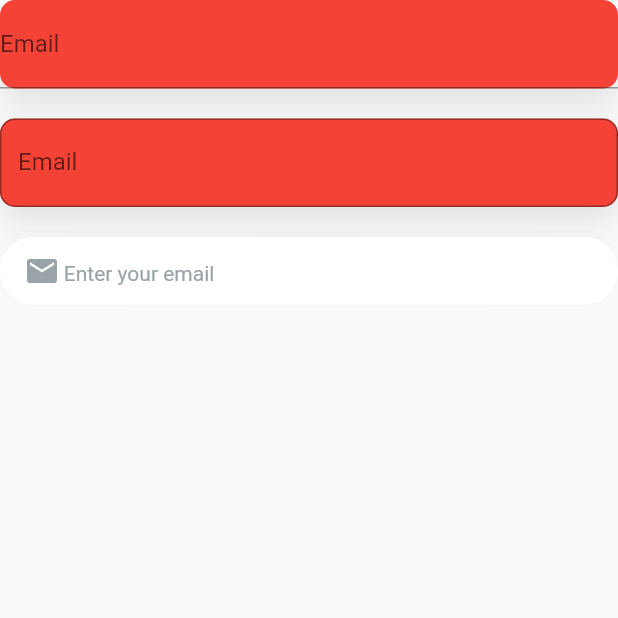
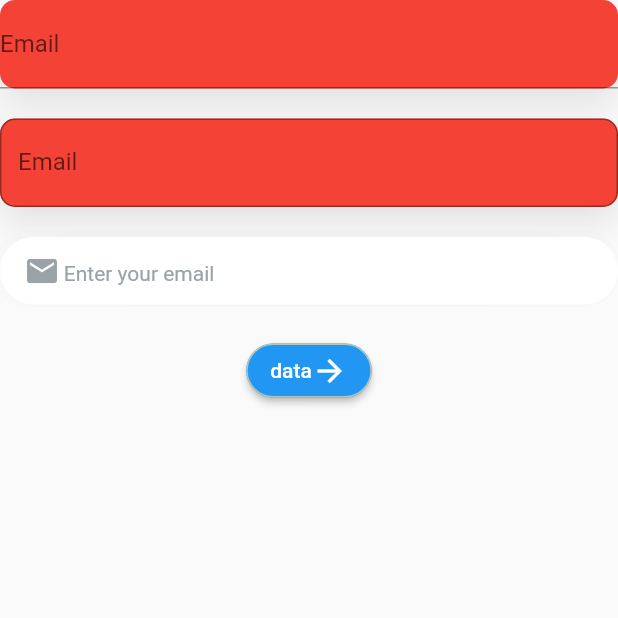
Before and after one commit to mmustafacelik/MessagingApp, a Flutter app: the screen it shows after launch, on a phone screen of 412 x 824 dp, the top half of it. Run offline on Flutter 3.47's test engine with Material 2 defaults, Android fonts, the phone set to English and light mode, and no system bars; Roboto replaces fonts that are missing (Raleway).

Commit message:
custom button create

```diff
--- a/messagingapp/lib/LoginPage/LoginPage.dart
+++ b/messagingapp/lib/LoginPage/LoginPage.dart
@@ -1,4 +1,6 @@
 import 'package:flutter/material.dart';
+import 'package:messagingapp/core/utils/custom_colors.dart';
+import 'package:messagingapp/widgets/custom_button/custom_button.dart';
 import 'package:messagingapp/widgets/custom_textformfield/custom_textformfield.dart';
 
 class LoginPage extends StatelessWidget {
@@ -67,6 +69,29 @@ class LoginPage extends StatelessWidget {
                 hintText: 'Enter your email',
                 prefixIcon: Icons.mail,
               ),
+              SizedBox(height: 20),
+              ElevatedButton(
+                style: ButtonStyle(
+                  shape: MaterialStateProperty.all<RoundedRectangleBorder>(
+                    RoundedRectangleBorder(
+                      borderRadius: BorderRadius.circular(18.0),
+                      side: BorderSide(color: CustomColors.colorB0C6BB),
+                    ),
+                  ),
+                ),
+                onPressed: () {},
+                child: Row(
+                  mainAxisSize: MainAxisSize.min,
+                  children: [
+                    Text(
+                      "data",
+                    ),
+                    Icon(
+                      Icons.arrow_forward,
+                    ),
+                  ],
+                ),
+              ),
             ],
           ),
         ),
--- a/messagingapp/lib/core/utils/custom_colors.dart
+++ b/messagingapp/lib/core/utils/custom_colors.dart
@@ -3,17 +3,18 @@ import 'package:flutter/material.dart';
 class CustomColors {
   static const Color color22242A = Color(0xFF22242A);
   static const Color colorF5F5F5 = Color(0xFFF5F5F5);
+  static const Color color84ADF5 = Color(0xFF84ADF5);
   static const Color colorFF006A = Color(0xFFFF006A);
-  static const Color color00DE90 = Color(0xFF00DE90);
+  static const Color color0EC4AE = Color(0xFF0EC4AE);
   static const Color colorD3D3D3 = Color(0xFFD3D3D3);
   static const Color colorAAABAE = Color(0xFFAAABAE);
   static const Color color717272 = Color(0xFF717272);
   static const Color color002060 = Color(0xFF002060);
   static const Color color282A31 = Color(0xFF282A31);
-  static const Color color00EF9B = Color(0xFF00EF9B);
+  static const Color colorB5A274 = Color(0xFFB5A274);
   static const Color color454F80 = Color(0xFF454F80);
   static const Color colorF3F7FB = Color(0xFFF3F7Fb);
-  static const Color color48DA8F = Color(0xFF48DA8F);
+  static const Color colorB0C6BB = Color(0xFFB0C6BB);
   static const Color color9A9899 = Color(0xFF9A9899);
   static const Color colorD0CFD3 = Color(0xFFD0CFD3);
   static const Color colorFAFAFA = Color(0xFFFAFAFA);
--- a/messagingapp/lib/widgets/custom_textformfield/custom_textformfield.dart
+++ b/messagingapp/lib/widgets/custom_textformfield/custom_textformfield.dart
@@ -61,14 +61,14 @@ class CustomTextFormField extends StatefulWidget {
     this.focusedBackgroundColor = Colors.white,
     this.focusedHintColor = CustomColors.color22242A,
     this.unFocusedHintColor = CustomColors.color9AA3A7,
-    this.focusedShadowColor = CustomColors.color00DE90,
+    this.focusedShadowColor = CustomColors.color84ADF5,
     this.unFocusedShadowColor = CustomColors.colorCDCCCF,
     this.unFocusedBorderColor = Colors.transparent,
     this.focusedBorderColor = Colors.transparent,
-    this.focusedTextColor = CustomColors.color00DE90,
+    this.focusedTextColor = CustomColors.color84ADF5,
     this.unFocusedTextColor = CustomColors.color22242A,
-    this.focusedSuffixColor = CustomColors.color00DE90,
-    this.focusedPrefixColor = CustomColors.color00DE90,
+    this.focusedSuffixColor = CustomColors.color84ADF5,
+    this.focusedPrefixColor = CustomColors.color84ADF5,
     this.unfocusedSuffixColor = CustomColors.color9AA3A7,
     this.unfocusedPrefixColor = CustomColors.color9AA3A7,
     this.borderWidth = 0,
--- a/messagingapp/pubspec.yaml
+++ b/messagingapp/pubspec.yaml
@@ -17,6 +17,7 @@ dependencies:
   flutter_lints: ^2.0.0
   get: ^4.6.5
   auto_size_text: ^3.0.0
+  flutter_spinkit: ^5.1.0
 dev_dependencies:
   flutter_test:
     sdk: flutter
```
Also changed, not shown: messagingapp/lib/widgets/custom_button/custom_button.dart (added).
